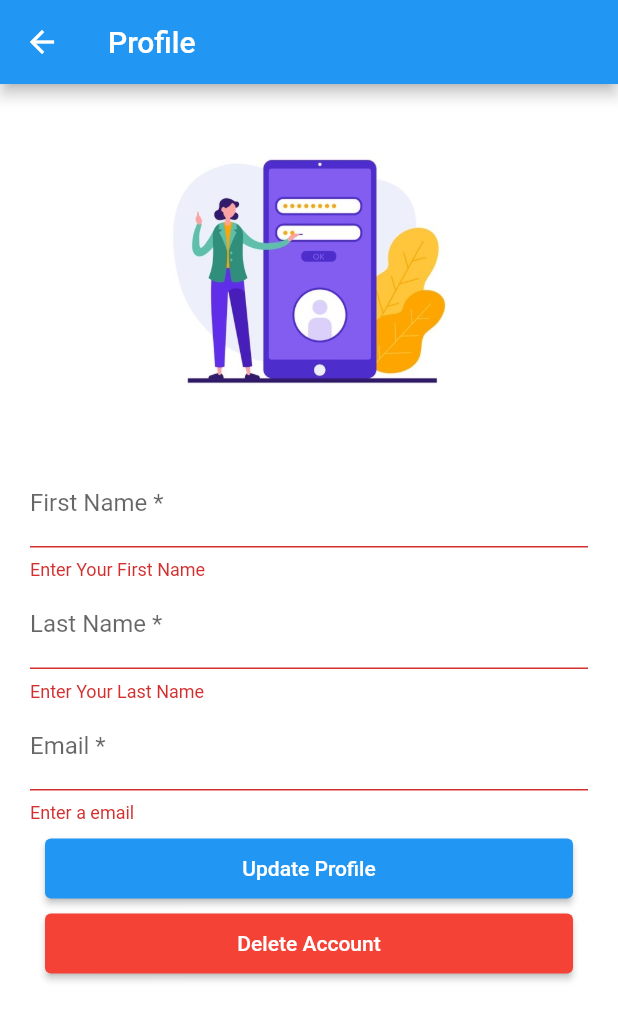
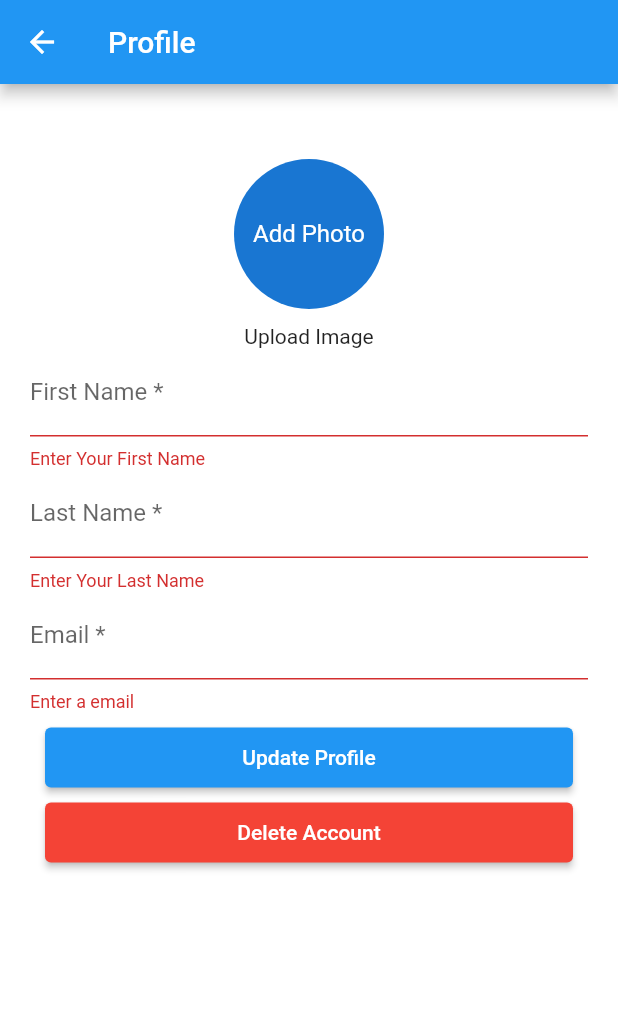
Before and after one commit to kavindushehan/CTSE, a Flutter app: the MyProfile screen opened directly, on a phone screen of 412 x 824 dp. Shown: the top 1020 px of the screen. Run offline on Flutter 3.47's test engine with Material 2 defaults, Android fonts, the phone set to English and light mode, and no system bars; our stand-ins replace cloud_firestore, firebase_auth, firebase_core, image_picker; accounts and stored records are empty.

Commit message:
Integrated firebase storage with profile page

```diff
--- a/lib/screens/auth/profile.dart
+++ b/lib/screens/auth/profile.dart
@@ -1,14 +1,14 @@
+import 'dart:io';
 import 'package:cloud_firestore/cloud_firestore.dart';
-import 'package:ctse_app/main.dart';
 import 'package:ctse_app/models/user.dart';
 import 'package:ctse_app/screens/auth/login.dart';
 import 'package:ctse_app/home.dart';
-import 'package:ctse_app/screens/mainscreen.dart';
 import 'package:ctse_app/services/auth.dart';
 import 'package:ctse_app/services/validators.dart';
 import 'package:firebase_auth/firebase_auth.dart';
 import 'package:flutter/foundation.dart';
 import 'package:flutter/material.dart';
+import 'package:image_picker/image_picker.dart';
 
 class MyProfile extends StatefulWidget {
   const MyProfile({super.key});
@@ -29,6 +29,9 @@ class _MyProfileState extends State<MyProfile> {
   late dynamic result = 'Email';
 
   final updateUserForm = GlobalKey<FormState>();
+
+  File? _image;
+  final _picker = ImagePicker();
 
   final TextEditingController firstNameController = TextEditingController();
   final TextEditingController lastNameController = TextEditingController();
@@ -86,6 +89,13 @@ class _MyProfileState extends State<MyProfile> {
     return null;
   }
 
+  Future<void> _pickImage() async {
+    final pickedFile = await _picker.pickImage(source: ImageSource.gallery);
+    setState(() {
+      _image = pickedFile != null ? File(pickedFile.path) : null;
+    });
+  }
+
   Widget buildUserForm(UserModel user) {
     firstNameController.text = user.firstName ?? 'First Name';
     lastNameController.text = user.lastName ?? 'Last Name';
@@ -99,18 +109,39 @@ class _MyProfileState extends State<MyProfile> {
         },
         child: Wrap(
           children: <Widget>[
-            const Center(
-              child: Image(
-                width: 250,
-                height: 250,
-                image: AssetImage('assets/change.jpg'),
-              ),
-            ),
+            // const Center(
+            //   child: Image(
+            //     width: 250,
+            //     height: 250,
+            //     image: AssetImage('assets/change.jpg'),
+            //   ),
+            // ),
             Padding(
               padding: const EdgeInsets.fromLTRB(20, 0.0, 20, 10.0),
               child: Column(
                 crossAxisAlignment: CrossAxisAlignment.start,
                 children: <Widget>[
+                  Container(
+                    margin: EdgeInsets.only(top: 50.0),
+                    child: Center(
+                      child: GestureDetector(
+                          onTap: _pickImage,
+                          child: Column(
+                            children: [
+                              CircleAvatar(
+                                radius: 50,
+                                backgroundImage:
+                                    _image != null ? FileImage(_image!) : null,
+                                child: _image == null
+                                    ? const Text('Add Photo')
+                                    : null,
+                              ),
+                              SizedBox(height: 10),
+                              Text('Upload Image'),
+                            ],
+                          )),
+                    ),
+                  ),
                   TextFormField(
                     controller: firstNameController,
                     decoration: const InputDecoration(
@@ -175,7 +206,8 @@ class _MyProfileState extends State<MyProfile> {
                           dynamic result = await _auth.updateUser(
                               firstNameController.text,
                               lastNameController.text,
-                              emailController.text);
+                              emailController.text,
+                              _image);
                           if (result == 'Success') {
                             setState(() {
                               isLoading = false;
@@ -184,6 +216,10 @@ class _MyProfileState extends State<MyProfile> {
                               content: new Text(result),
                               backgroundColor: Colors.blue,
                             ));
+                            Navigator.push(
+                                context,
+                                MaterialPageRoute(
+                                    builder: (_) => const Main()));
                           } else {
                             setState(() {
                               isLoading = false;
```
Also changed, not shown: lib/widgets/sidemenu.dart (+11 -11 lines).
